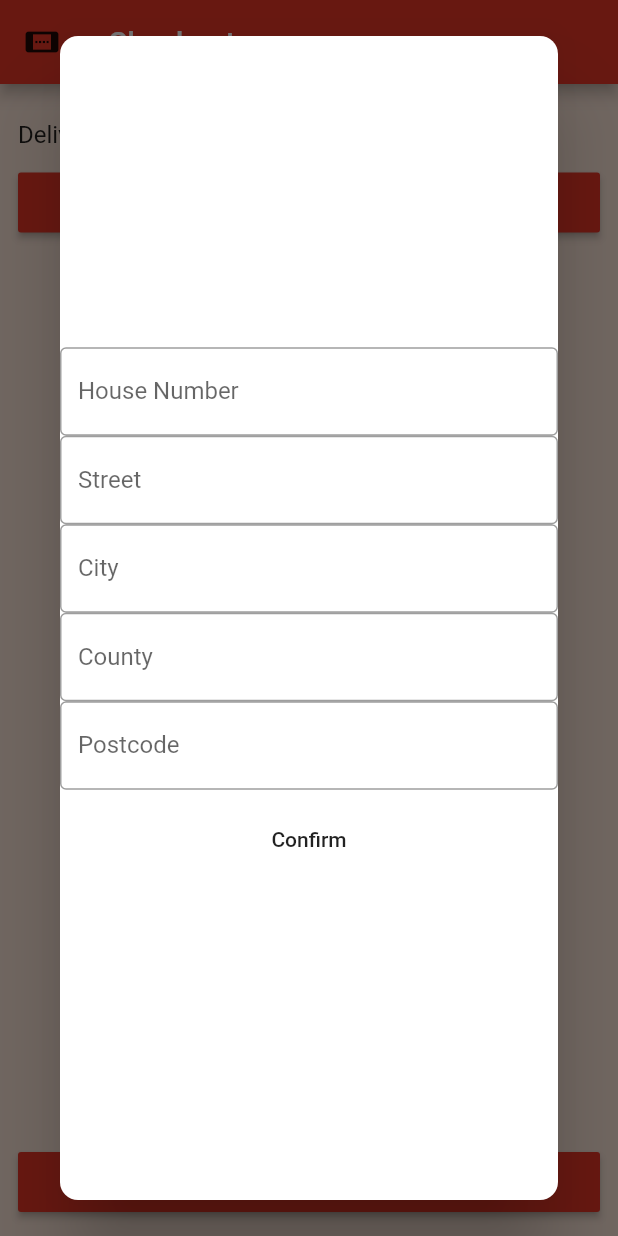
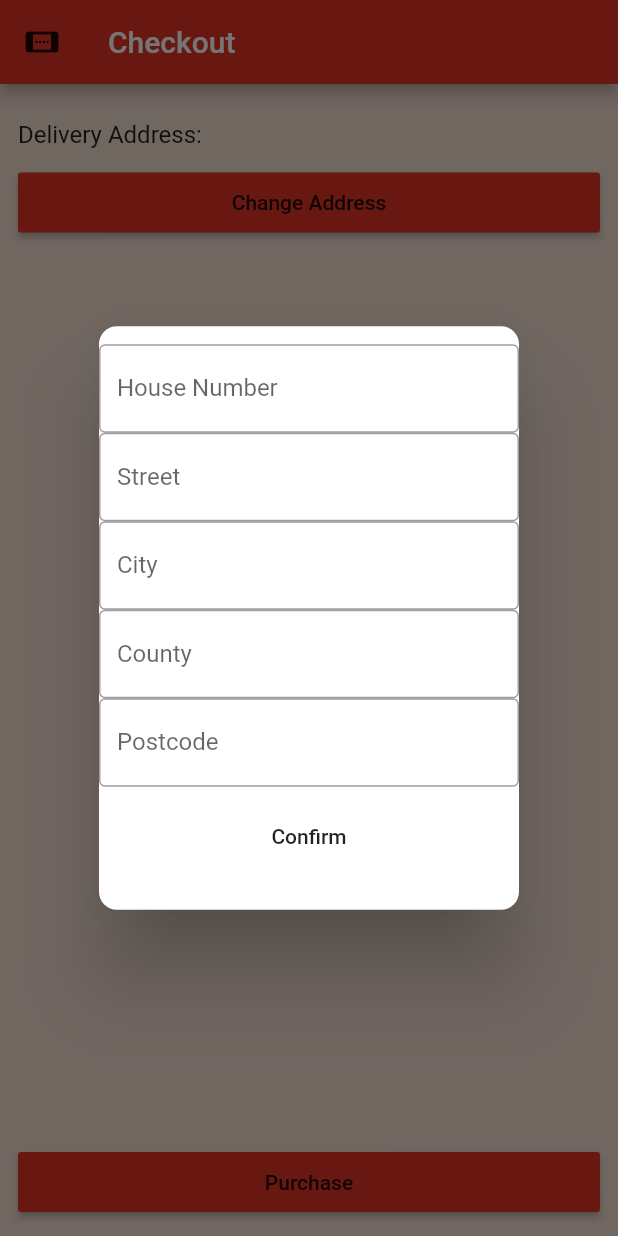
Before and after one commit to joshuajames355/bevvyMobile, a Flutter app: the Checkout screen opened directly, after a tap on "Change Address", on a phone screen of 412 x 824 dp. Run offline on Flutter 3.47's test engine with Material 2 defaults, Android fonts, the phone set to English and light mode, and no system bars; our stand-ins replace cached_network_image.

Commit message:
Fixed Bug where address dialog was too large.

```diff
--- a/lib/addressDialog.dart
+++ b/lib/addressDialog.dart
@@ -54,22 +54,17 @@ class _AddressDialogState extends State<AddressDialog>
   @override
   Widget build(BuildContext context)
   {
-    return Dialog(
+    return SimpleDialog(
       shape: RoundedRectangleBorder(
           borderRadius: BorderRadius.circular(12),
       ),
-      child: Center(
-        child: dialogContent(context),
-      )
+      children: dialogContent(context),
     );
   }
 
-  Widget dialogContent(BuildContext context)
+  List<Widget> dialogContent(BuildContext context)
   {
-    return Column
-    (
-      mainAxisSize: MainAxisSize.min,
-      children: <Widget>
+    return
     [
       TextField
       (
@@ -146,7 +141,7 @@ class _AddressDialogState extends State<AddressDialog>
           },
       )
 
-      ],
-    );
+      ];
+
   }
 }
```
Lines whose indentation alone changed are shown as unchanged.
